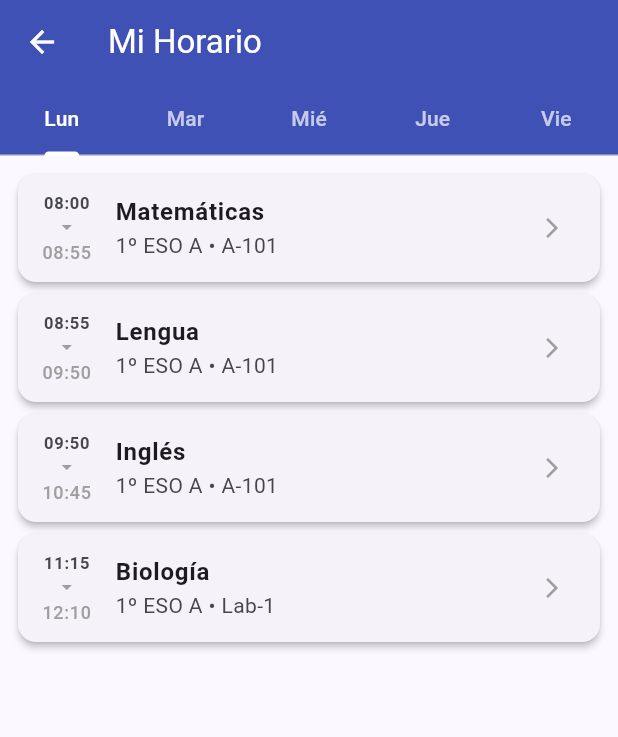
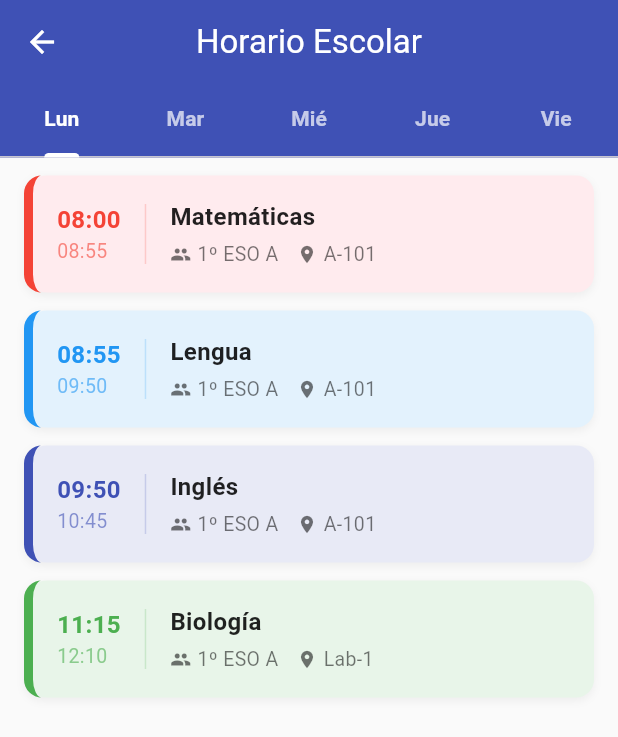
Before and after one commit to DeriU255/RepoFlutter, a Flutter app: the screen it shows after launch, after a tap on "Horario", on a phone screen of 412 x 824 dp. Shown: the top 737 px of the screen. Run offline on Flutter 3.47's test engine with Material 3 defaults, Android fonts, the phone set to English and light mode, and no system bars; our stand-ins replace table_calendar; network calls fail.

Commit message:
UPD 1.8: Mejorado estilo de horario FIX: usaba withOpacity, que estaba deprecado. Investigué y vi que ahora se utiliza withValues(alpha: double)

```diff
--- a/GuardiApp/guardiapp/lib/screens/calendar_screen.dart
+++ b/GuardiApp/guardiapp/lib/screens/calendar_screen.dart
@@ -241,7 +241,7 @@ class _EventoCard extends StatelessWidget {
         ),
         boxShadow: [
           BoxShadow(
-            color: Colors.black.withOpacity(0.05),
+            color: Colors.black.withValues(alpha: 0.05),
             blurRadius: 4,
             offset: const Offset(0, 2),
           ),
@@ -275,7 +275,7 @@ class _EventoCard extends StatelessWidget {
                       DateFormat('a').format(evento.fecha),
                       style: TextStyle(
                         fontSize: 12,
-                        color: primaryColor.withOpacity(0.8),
+                        color: primaryColor.withValues(alpha: 0.8),
                       ),
                     ),
                   ],
@@ -309,7 +309,7 @@ class _EventoCard extends StatelessWidget {
                       Container(
                         padding: const EdgeInsets.symmetric(horizontal: 8, vertical: 2),
                         decoration: BoxDecoration(
-                          color: Colors.white.withOpacity(0.5),
+                          color: Colors.white.withValues(alpha: 0.5),
                           borderRadius: BorderRadius.circular(4),
                         ),
                         child: Text(
--- a/GuardiApp/guardiapp/lib/screens/home_screen.dart
+++ b/GuardiApp/guardiapp/lib/screens/home_screen.dart
@@ -97,7 +97,7 @@ class _TarjetaMenu extends StatelessWidget {
           children: [
             CircleAvatar(
               radius: 30,
-              backgroundColor: color.withOpacity(0.2),
+              backgroundColor: color.withValues(alpha: 0.2),
               child: Icon(icono, size: 32, color: color),
             ),
             const SizedBox(height: 12),
--- a/GuardiApp/guardiapp/lib/screens/schedule_screen.dart
+++ b/GuardiApp/guardiapp/lib/screens/schedule_screen.dart
@@ -14,17 +14,21 @@ class PantallaHorario extends StatelessWidget {
       length: dias.length,
       child: Scaffold(
         appBar: AppBar(
-          title: const Text('Mi Horario'),
-          backgroundColor: Colors.indigo, // Usar un color distinto para horarios
+          title: const Text('Horario Escolar'),
+          backgroundColor: Colors.indigo,
           foregroundColor: Colors.white,
+          centerTitle: true,
           bottom: TabBar(
             isScrollable: false,
             indicatorColor: Colors.white,
+            indicatorWeight: 3,
             labelColor: Colors.white,
+            labelStyle: const TextStyle(fontWeight: FontWeight.bold),
             unselectedLabelColor: Colors.white70,
             tabs: dias.map((dia) => Tab(text: dia.substring(0, 3))).toList(),
           ),
         ),
+        backgroundColor: Colors.grey[50],
         body: Consumer<HorarioProvider>(
           builder: (context, provider, child) {
             return TabBarView(
@@ -48,41 +52,141 @@ class _ListaClases extends StatelessWidget {
   @override
   Widget build(BuildContext context) {
     if (clases.isEmpty) {
-      return const Center(
+      return Center(
         child: Column(
           mainAxisAlignment: MainAxisAlignment.center,
           children: [
-            Icon(Icons.event_busy, size: 64, color: Colors.grey),
-            SizedBox(height: 16),
-            Text('No hay clases programadas para este día',
-                style: TextStyle(color: Colors.grey)),
+            Icon(Icons.weekend, size: 64, color: Colors.indigo.withValues(alpha: 0.2)),
+            const SizedBox(height: 16),
+            Text(
+              'No hay clases programadas',
+              style: TextStyle(color: Colors.grey[600], fontSize: 16),
+            ),
           ],
         ),
       );
     }
 
     return ListView.builder(
-      padding: const EdgeInsets.all(8),
+      padding: const EdgeInsets.symmetric(horizontal: 16, vertical: 12),
       itemCount: clases.length,
       itemBuilder: (context, index) {
         final clase = clases[index];
-        return Card(
-          elevation: 2,
-          child: ListTile(
-            leading: Column(
-              mainAxisAlignment: MainAxisAlignment.center,
-              children: [
-                Text(clase.horaInicio, style: const TextStyle(fontWeight: FontWeight.bold)),
-                const Icon(Icons.arrow_drop_down, size: 16, color: Colors.grey),
-                Text(clase.horaFin, style: const TextStyle(fontSize: 12, color: Colors.grey)),
-              ],
+        final colors = _generarColorAsignatura(clase.asignatura);
+        final primaryColor = colors['primary']!;
+        final secondaryColor = colors['secondary']!;
+
+        return Container(
+          margin: const EdgeInsets.only(bottom: 12),
+          decoration: BoxDecoration(
+            color: secondaryColor,
+            borderRadius: BorderRadius.circular(12),
+            border: Border(
+              left: BorderSide(color: primaryColor, width: 6),
             ),
-            title: Text(clase.asignatura, style: const TextStyle(fontWeight: FontWeight.bold)),
-            subtitle: Text('${clase.grupo} • ${clase.aula}'),
-            trailing: const Icon(Icons.arrow_forward_ios, size: 16, color: Colors.grey),
+            boxShadow: [
+              BoxShadow(
+                color: Colors.black.withValues(alpha: 0.05),
+                blurRadius: 4,
+                offset: const Offset(0, 2),
+              ),
+            ],
+          ),
+          child: Material(
+            color: Colors.transparent,
+            child: InkWell(
+              onTap: () {}, // Futuro: Ver detalles de la clase
+              borderRadius: BorderRadius.circular(12),
+              child: Padding(
+                padding: const EdgeInsets.all(16.0),
+                child: Row(
+                  children: [
+                    // Columna de Hora (Izquierda)
+                    Column(
+                      crossAxisAlignment: CrossAxisAlignment.start,
+                      children: [
+                        Text(
+                          clase.horaInicio,
+                          style: TextStyle(
+                            fontWeight: FontWeight.bold,
+                            fontSize: 16,
+                            color: primaryColor,
+                          ),
+                        ),
+                        Text(
+                          clase.horaFin,
+                          style: TextStyle(
+                            fontSize: 13,
+                            color: primaryColor.withValues(alpha: 0.6),
+                          ),
+                        ),
+                      ],
+                    ),
+                    const SizedBox(width: 16),
+                    Container(height: 40, width: 1, color: primaryColor.withValues(alpha: 0.2)),
+                    const SizedBox(width: 16),
+
+                    // Contenido (Centro)
+                    Expanded(
+                      child: Column(
+                        crossAxisAlignment: CrossAxisAlignment.start,
+                        children: [
+                          Text(
+                            clase.asignatura,
+                            style: const TextStyle(
+                              fontWeight: FontWeight.bold,
+                              fontSize: 16,
+                              color: Colors.black87,
+                            ),
+                          ),
+                          const SizedBox(height: 4),
+                          Row(
+                            children: [
+                              Icon(Icons.group, size: 14, color: Colors.black54),
+                              const SizedBox(width: 4),
+                              Text(
+                                clase.grupo,
+                                style: const TextStyle(fontSize: 13, color: Colors.black54),
+                              ),
+                              const SizedBox(width: 12),
+                              Icon(Icons.room, size: 14, color: Colors.black54),
+                              const SizedBox(width: 4),
+                              Text(
+                                clase.aula,
+                                style: const TextStyle(fontSize: 13, color: Colors.black54),
+                              ),
+                            ],
+                          ),
+                        ],
+                      ),
+                    ),
+                  ],
+                ),
+              ),
+            ),
           ),
         );
       },
     );
   }
+
+  // Generador de colores consistentes basado en el nombre de la asignatura
+  Map<String, Color> _generarColorAsignatura(String asignatura) {
+    if (asignatura.toLowerCase().contains('matem')) {
+      return {'primary': Colors.red, 'secondary': Colors.red.shade50};
+    } else if (asignatura.toLowerCase().contains('lengua')) {
+      return {'primary': Colors.blue, 'secondary': Colors.blue.shade50};
+    } else if (asignatura.toLowerCase().contains('inglés') || asignatura.toLowerCase().contains('ingles')) {
+      return {'primary': Colors.indigo, 'secondary': Colors.indigo.shade50};
+    } else if (asignatura.toLowerCase().contains('historia') || asignatura.toLowerCase().contains('filosofía')) {
+      return {'primary': Colors.amber.shade800, 'secondary': Colors.amber.shade50};
+    } else if (asignatura.toLowerCase().contains('biología') || asignatura.toLowerCase().contains('física')) {
+      return {'primary': Colors.green, 'secondary': Colors.green.shade50};
+    } else if (asignatura.toLowerCase().contains('guardia')) {
+      return {'primary': Colors.purple, 'secondary': Colors.purple.shade50};
+    }
+
+    // Default
+    return {'primary': Colors.blueGrey, 'secondary': Colors.blueGrey.shade50};
+  }
 }
```
